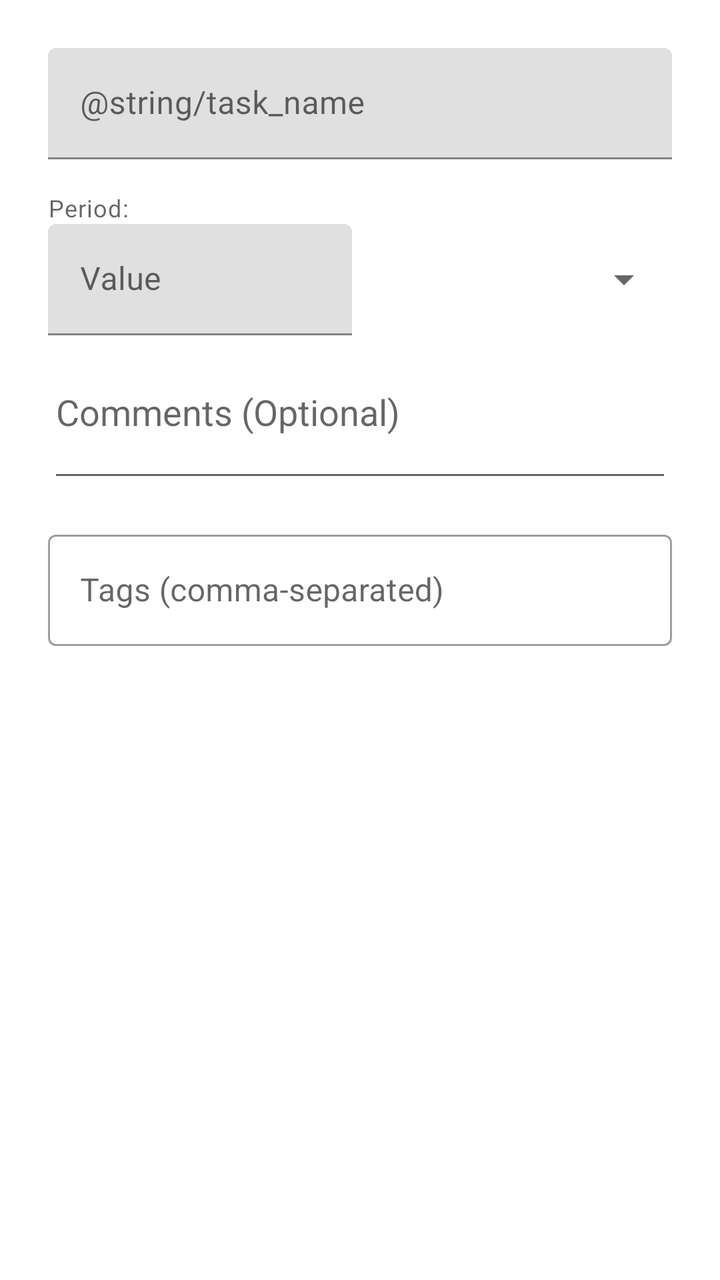
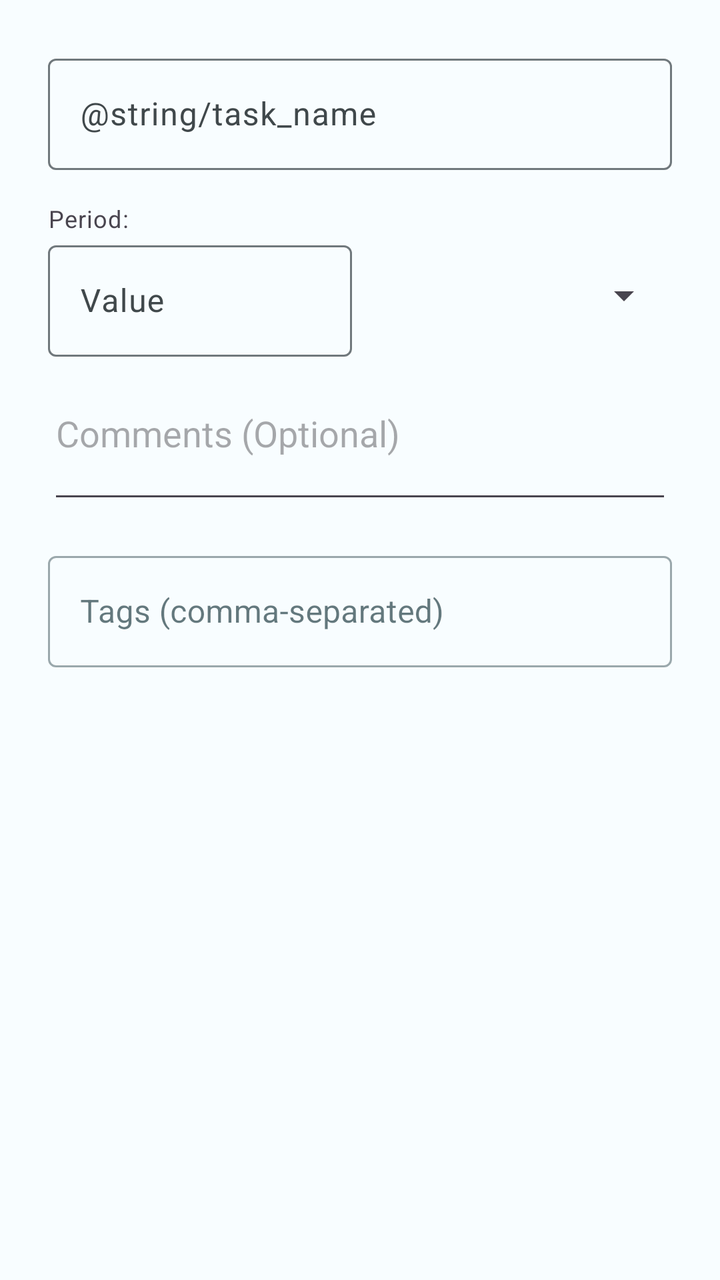

Compare the two renders of this Android layout. The source of the first and the diff that turns it into the second are given below.
<!-- AndroidManifest.xml: application theme Theme.Periodic -->
<!-- res/layout/dialog_add_task.xml -->
<?xml version="1.0" encoding="utf-8"?>
<ScrollView xmlns:android="http://schemas.android.com/apk/res/android"
    android:layout_width="match_parent"
    android:layout_height="wrap_content">
    <LinearLayout
        android:layout_width="match_parent"
        android:layout_height="wrap_content"
        android:orientation="vertical"
        android:padding="24dp">
        <com.google.android.material.textfield.TextInputLayout
            android:layout_width="match_parent"
            android:layout_height="wrap_content"
            android:hint="@string/task_name">
            <com.google.android.material.textfield.TextInputEditText
                android:id="@+id/edit_task_name"
                android:layout_width="match_parent"
                android:layout_height="wrap_content"
                android:inputType="textCapSentences"
                android:autofillHints="name" />
        </com.google.android.material.textfield.TextInputLayout>
        <TextView
            android:layout_width="wrap_content"
            android:layout_height="wrap_content"
            android:text="Period:"
            android:layout_marginTop="16dp"
            style="@style/TextAppearance.MaterialComponents.Caption" />
        <LinearLayout
            android:layout_width="match_parent"
            android:layout_height="wrap_content"
            android:orientation="horizontal"
            android:gravity="center_vertical">
            <com.google.android.material.textfield.TextInputLayout
                android:layout_width="0dp"
                android:layout_height="wrap_content"
                android:layout_weight="1"
                android:hint="Value">
                <com.google.android.material.textfield.TextInputEditText
                    android:id="@+id/edit_period_value"
                    android:layout_width="match_parent"
                    android:layout_height="wrap_content"
                    android:inputType="numberDecimal"
                    android:autofillHints="" />
            </com.google.android.material.textfield.TextInputLayout>
            <Spinner
                android:id="@+id/spinner_task_period"
                android:layout_width="0dp"
                android:layout_height="wrap_content"
                android:layout_weight="1"
                android:layout_marginStart="8dp"
                android:minHeight="48dp" />
        </LinearLayout>
        <EditText
            android:id="@+id/edit_task_comments"
            android:layout_width="match_parent"
            android:layout_height="wrap_content"
            android:layout_marginTop="16dp"
            android:hint="Comments (Optional)"
            android:inputType="textMultiLine|textCapSentences"
            android:minLines="2"
            android:gravity="top"
            android:autofillHints="" />
        <com.google.android.material.textfield.TextInputLayout
            android:layout_width="match_parent"
            android:layout_height="wrap_content"
            android:layout_marginTop="16dp"
            style="@style/Widget.MaterialComponents.TextInputLayout.OutlinedBox"
            android:hint="Tags (comma-separated)">
            <com.google.android.material.textfield.TextInputEditText
                android:id="@+id/edit_task_tags"
                android:layout_width="match_parent"
                android:layout_height="wrap_content"
                android:inputType="text" />
        </com.google.android.material.textfield.TextInputLayout>
    </LinearLayout>
</ScrollView>
<!-- resources referenced by this layout -->
<resources>
  <style name="Theme.Periodic" parent="Theme.MaterialComponents.DayNight.DarkActionBar">
          <item name="colorPrimary">@color/purple_500</item>
          <item name="colorPrimaryVariant">@color/purple_700</item>
          <item name="colorOnPrimary">@color/white</item>
          <item name="colorSecondary">@color/teal_200</item>
          <item name="colorSecondaryVariant">@color/teal_700</item>
          <item name="colorOnSecondary">@color/black</item>
      </style>
  <color name="purple_500">#FF6200EE</color>
  <color name="purple_700">#FF3700B3</color>
  <color name="white">#FFFFFFFF</color>
  <color name="teal_200">#FF03DAC5</color>
  <color name="teal_700">#FF018786</color>
  <color name="black">#FF000000</color>
</resources>

<!-- the commit's change to res/layout/dialog_add_task.xml (unified diff, before → after) -->
@@ -1,7 +1,8 @@
 <?xml version="1.0" encoding="utf-8"?>
 <ScrollView xmlns:android="http://schemas.android.com/apk/res/android"
     android:layout_width="match_parent"
-    android:layout_height="wrap_content">
+    android:layout_height="wrap_content"
+    android:background="?attr/colorSurface" >
     <LinearLayout
         android:layout_width="match_parent"
         android:layout_height="wrap_content"
<!-- resource entries referenced after the edit -->
@@ -1,18 +1,76 @@
 <!-- resources referenced by this layout -->
 <resources>
-  <style name="Theme.Periodic" parent="Theme.MaterialComponents.DayNight.DarkActionBar">
-          <item name="colorPrimary">@color/purple_500</item>
-          <item name="colorPrimaryVariant">@color/purple_700</item>
-          <item name="colorOnPrimary">@color/white</item>
-          <item name="colorSecondary">@color/teal_200</item>
-          <item name="colorSecondaryVariant">@color/teal_700</item>
-          <item name="colorOnSecondary">@color/black</item>
+  <style name="Theme.Periodic" parent="Theme.Material3.DayNight.NoActionBar">
+          <item name="colorPrimary">@color/md_theme_light_primary</item>
+          <item name="colorOnPrimary">@color/md_theme_light_onPrimary</item>
+          <item name="colorPrimaryContainer">@color/md_theme_light_primaryContainer</item>
+          <item name="colorOnPrimaryContainer">@color/md_theme_light_onPrimaryContainer</item>
+  
+          <item name="colorSecondary">@color/md_theme_light_secondary</item>
+          <item name="colorOnSecondary">@color/md_theme_light_onSecondary</item>
+          <item name="colorSecondaryContainer">@color/md_theme_light_secondaryContainer</item>
+          <item name="colorOnSecondaryContainer">@color/md_theme_light_onSecondaryContainer</item>
+  
+          <item name="colorTertiary">@color/md_theme_light_tertiary</item>
+          <item name="colorOnTertiary">@color/md_theme_light_onTertiary</item>
+          <item name="colorTertiaryContainer">@color/md_theme_light_tertiaryContainer</item>
+          <item name="colorOnTertiaryContainer">@color/md_theme_light_onTertiaryContainer</item>
+  
+          <item name="colorError">@color/md_theme_light_error</item>
+          <item name="colorOnError">@color/md_theme_light_onError</item>
+          <item name="colorErrorContainer">@color/md_theme_light_errorContainer</item>
+          <item name="colorOnErrorContainer">@color/md_theme_light_onErrorContainer</item>
+  
+          <item name="android:colorBackground">@color/md_theme_light_background</item>
+          <item name="colorOnBackground">@color/md_theme_light_onBackground</item>
+          <item name="colorSurface">@color/md_theme_light_surface</item>
+          <item name="colorOnSurface">@color/md_theme_light_onSurface</item>
+          <item name="colorSurfaceVariant">@color/md_theme_light_surfaceVariant</item>
+          <item name="colorOnSurfaceVariant">@color/md_theme_light_onSurfaceVariant</item>
+          <item name="colorOutline">@color/md_theme_light_outline</item>
+          <item name="colorOutlineVariant">@color/md_theme_light_outlineVariant</item>
+          <item name="colorSurfaceInverse">@color/md_theme_light_inverseSurface</item>
+          <item name="colorOnSurfaceInverse">@color/md_theme_light_inverseOnSurface</item>
+          <item name="colorPrimaryInverse">@color/md_theme_light_inversePrimary</item>
+          <item name="colorSurfaceContainer">@color/md_theme_light_surface</item> <item name="android:statusBarColor">?attr/colorSurface</item>
+          <item name="android:navigationBarColor">?attr/colorSurface</item>
+          <item name="materialAlertDialogTheme">@style/ThemeOverlay.Periodic.AlertDialog</item>
       </style>
-  <color name="purple_500">#FF6200EE</color>
-  <color name="purple_700">#FF3700B3</color>
-  <color name="white">#FFFFFFFF</color>
-  <color name="teal_200">#FF03DAC5</color>
-  <color name="teal_700">#FF018786</color>
-  <color name="black">#FF000000</color>
+  <color name="md_theme_light_primary">#22606F</color>
+  <color name="md_theme_light_onPrimary">#FFFFFF</color>
+  <color name="md_theme_light_primaryContainer">#BCE9F7</color>
+  <color name="md_theme_light_onPrimaryContainer">#001F26</color>
+  <color name="md_theme_light_secondary">#4D6269</color>
+  <color name="md_theme_light_onSecondary">#FFFFFF</color>
+  <color name="md_theme_light_secondaryContainer">#D0E7F0</color>
+  <color name="md_theme_light_onSecondaryContainer">#081E24</color>
+  <color name="md_theme_light_tertiary">#5D5C7E</color>
+  <color name="md_theme_light_onTertiary">#FFFFFF</color>
+  <color name="md_theme_light_tertiaryContainer">#E3DFF9</color>
+  <color name="md_theme_light_onTertiaryContainer">#1A1937</color>
+  <color name="md_theme_light_error">#BA1A1A</color>
+  <color name="md_theme_light_onError">#FFFFFF</color>
+  <color name="md_theme_light_errorContainer">#FFDAD6</color>
+  <color name="md_theme_light_onErrorContainer">#410002</color>
+  <color name="md_theme_light_background">#F8FDFF</color>
+  <color name="md_theme_light_onBackground">#001F26</color>
+  <color name="md_theme_light_surface">#F8FDFF</color>
+  <color name="md_theme_light_onSurface">#001F26</color>
+  <color name="md_theme_light_surfaceVariant">#DBE4E7</color>
+  <color name="md_theme_light_onSurfaceVariant">#40484B</color>
+  <color name="md_theme_light_outline">#70787C</color>
+  <color name="md_theme_light_outlineVariant">#BFC8CB</color>
+  <color name="md_theme_light_inverseSurface">#00363F</color>
+  <color name="md_theme_light_inverseOnSurface">#E3F4FB</color>
+  <color name="md_theme_light_inversePrimary">#86D1E3</color>
+  <style name="ThemeOverlay.Periodic.AlertDialog" parent="ThemeOverlay.Material3.MaterialAlertDialog">
+          <item name="android:background">?attr/colorSurface</item>
+  
+          <item name="colorSurfaceContainerHigh">?attr/colorSurface</item>
+  
+          <item name="buttonBarPositiveButtonStyle">@style/Widget.Material3.Button.TextButton.Dialog</item>
+          <item name="buttonBarNegativeButtonStyle">@style/Widget.Material3.Button.TextButton.Dialog</item>
+          <item name="buttonBarNeutralButtonStyle">@style/Widget.Material3.Button.TextButton.Dialog</item>
+      </style>
 </resources>
 
